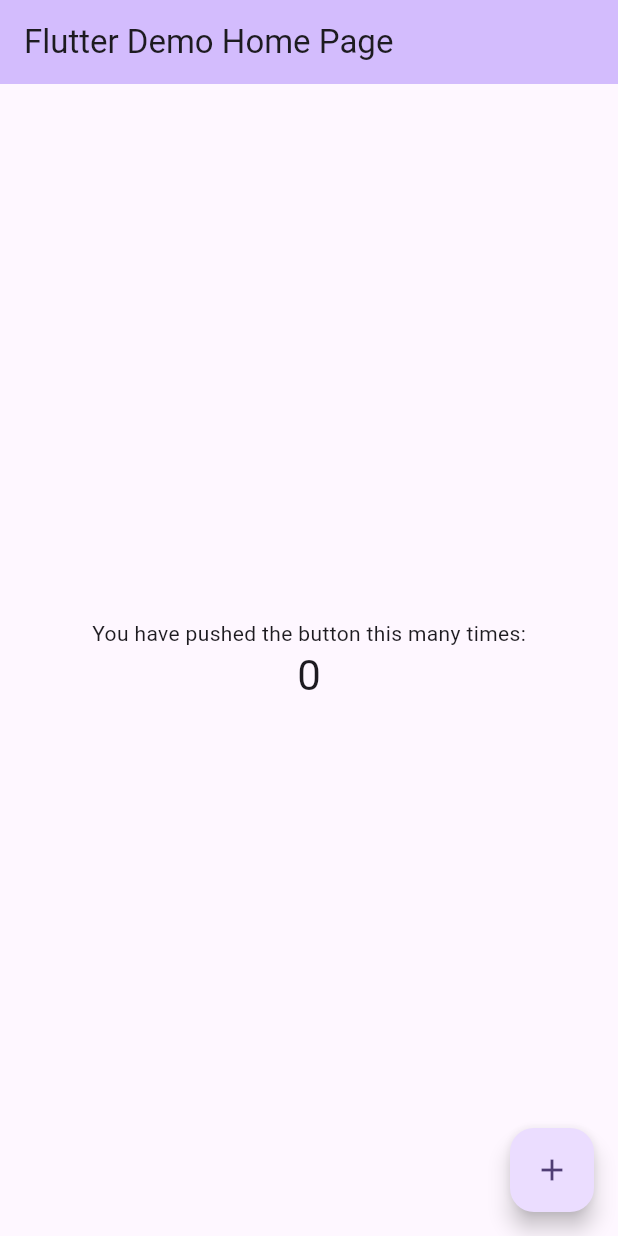
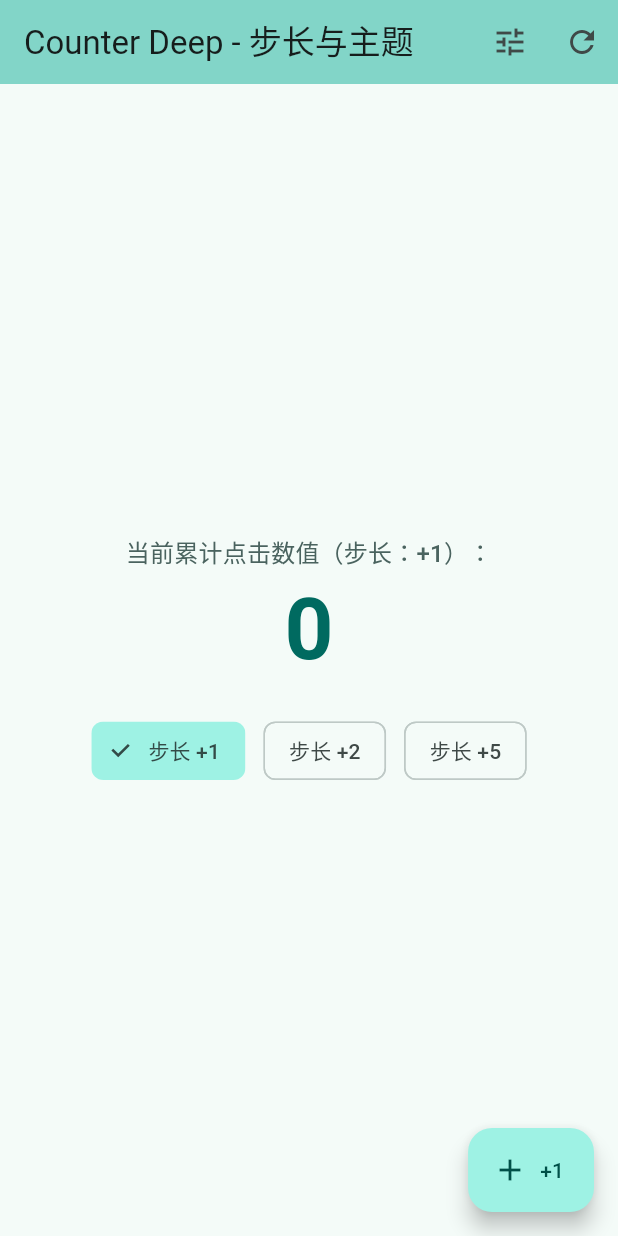
Before and after one commit to zzsycloud/MobileSoftware-Development, a Flutter app: the screen it shows after launch, on a phone screen of 412 x 824 dp. Run offline on Flutter 3.47's test engine with Material 3 defaults, Android fonts, the phone set to English and light mode, and no system bars.

Commit message:
feat: step control & teal theme

```diff
--- a/lecture5/counter_deep/lib/main.dart
+++ b/lecture5/counter_deep/lib/main.dart
@@ -4,48 +4,27 @@ void main() {
   runApp(const MyApp());
 }
 
+/// 根组件：StatelessWidget
 class MyApp extends StatelessWidget {
   const MyApp({super.key});
 
-  // This widget is the root of your application.
   @override
   Widget build(BuildContext context) {
     return MaterialApp(
-      title: 'Flutter Demo',
+      title: 'Counter Deep',
+      // 【T2 改造点 1】把主题色从默认色改为 teal 种子色
       theme: ThemeData(
-        // This is the theme of your application.
-        //
-        // TRY THIS: Try running your application with "flutter run". You'll see
-        // the application has a purple toolbar. Then, without quitting the app,
-        // try changing the seedColor in the colorScheme below to Colors.green
-        // and then invoke "hot reload" (save your changes or press the "hot
-        // reload" button in a Flutter-supported IDE, or press "r" if you used
-        // the command line to start the app).
-        //
-        // Notice that the counter didn't reset back to zero; the application
-        // state is not lost during the reload. To reset the state, use hot
-        // restart instead.
-        //
-        // This works for code too, not just values: Most code changes can be
-        // tested with just a hot reload.
-        colorScheme: .fromSeed(seedColor: Colors.deepPurple),
+        colorScheme: ColorScheme.fromSeed(seedColor: Colors.teal),
+        useMaterial3: true,
       ),
-      home: const MyHomePage(title: 'Flutter Demo Home Page'),
+      home: const MyHomePage(title: 'Counter Deep - 步长与主题'),
     );
   }
 }
 
+/// 首页组件：StatefulWidget
 class MyHomePage extends StatefulWidget {
   const MyHomePage({super.key, required this.title});
-
-  // This widget is the home page of your application. It is stateful, meaning
-  // that it has a State object (defined below) that contains fields that affect
-  // how it looks.
-
-  // This class is the configuration for the state. It holds the values (in this
-  // case the title) provided by the parent (in this case the App widget) and
-  // used by the build method of the State. Fields in a Widget subclass are
-  // always marked "final".
 
   final String title;
 
@@ -54,68 +33,134 @@ class MyHomePage extends StatefulWidget {
 }
 
 class _MyHomePageState extends State<MyHomePage> {
-  int _counter = 0;
+  int _counter = 0; // 计数值状态
+  int _step = 1;    // 【T2 改造点 2】步长状态（支持 1 / 2 / 5）
 
+  /// 点击 FAB 按当前步长累加
   void _incrementCounter() {
     setState(() {
-      // This call to setState tells the Flutter framework that something has
-      // changed in this State, which causes it to rerun the build method below
-      // so that the display can reflect the updated values. If we changed
-      // _counter without calling setState(), then the build method would not be
-      // called again, and so nothing would appear to happen.
-      _counter++;
+      _counter += _step;
     });
+  }
+
+  /// 重置计数
+  void _resetCounter() {
+    setState(() {
+      _counter = 0;
+    });
+  }
+
+  /// 【T2 改造点 3】底部弹层选择步长（1 / 2 / 5）
+  void _showStepSelector() {
+    showModalBottomSheet(
+      context: context,
+      builder: (BuildContext ctx) {
+        return SafeArea(
+          child: Column(
+            mainAxisSize: MainAxisSize.min,
+            children: [
+              const Padding(
+                padding: EdgeInsets.all(16.0),
+                child: Text(
+                  '选择计数步长',
+                  style: TextStyle(fontSize: 18, fontWeight: FontWeight.bold),
+                ),
+              ),
+              ...[1, 2, 5].map((stepValue) {
+                return ListTile(
+                  leading: Icon(
+                    _step == stepValue
+                        ? Icons.radio_button_checked
+                        : Icons.radio_button_unchecked,
+                    color: Theme.of(context).colorScheme.primary,
+                  ),
+                  title: Text('每次点击 +$stepValue'),
+                  onTap: () {
+                    setState(() {
+                      _step = stepValue;
+                    });
+                    Navigator.pop(ctx);
+                  },
+                );
+              }),
+            ],
+          ),
+        );
+      },
+    );
   }
 
   @override
   Widget build(BuildContext context) {
-    // This method is rerun every time setState is called, for instance as done
-    // by the _incrementCounter method above.
-    //
-    // The Flutter framework has been optimized to make rerunning build methods
-    // fast, so that you can just rebuild anything that needs updating rather
-    // than having to individually change instances of widgets.
+    // 【T2 改造点 4】至少两处调用 Theme.of(context) 获取主题数据
+    // 第 1 处：获取主题配色方案 (ColorScheme)
+    final colorScheme = Theme.of(context).colorScheme;
+    // 第 2 处：获取主题文本样式 (TextTheme)
+    final textTheme = Theme.of(context).textTheme;
+
     return Scaffold(
       appBar: AppBar(
-        // TRY THIS: Try changing the color here to a specific color (to
-        // Colors.amber, perhaps?) and trigger a hot reload to see the AppBar
-        // change color while the other colors stay the same.
-        backgroundColor: Theme.of(context).colorScheme.inversePrimary,
-        // Here we take the value from the MyHomePage object that was created by
-        // the App.build method, and use it to set our appbar title.
+        backgroundColor: colorScheme.inversePrimary,
         title: Text(widget.title),
+        actions: [
+          IconButton(
+            icon: const Icon(Icons.tune),
+            tooltip: '弹层选择步长',
+            onPressed: _showStepSelector,
+          ),
+          IconButton(
+            icon: const Icon(Icons.refresh),
+            tooltip: '重置计数',
+            onPressed: _resetCounter,
+          ),
+        ],
       ),
       body: Center(
-        // Center is a layout widget. It takes a single child and positions it
-        // in the middle of the parent.
-        child: Column(
-          // Column is also a layout widget. It takes a list of children and
-          // arranges them vertically. By default, it sizes itself to fit its
-          // children horizontally, and tries to be as tall as its parent.
-          //
-          // Column has various properties to control how it sizes itself and
-          // how it positions its children. Here we use mainAxisAlignment to
-          // center the children vertically; the main axis here is the vertical
-          // axis because Columns are vertical (the cross axis would be
-          // horizontal).
-          //
-          // TRY THIS: Invoke "debug painting" (choose the "Toggle Debug Paint"
-          // action in the IDE, or press "p" in the console), to see the
-          // wireframe for each widget.
-          mainAxisAlignment: .center,
-          children: [
-            const Text('You have pushed the button this many times:'),
-            Text(
-              '$_counter',
-              style: Theme.of(context).textTheme.headlineMedium,
-            ),
-          ],
+        child: Padding(
+          padding: const EdgeInsets.all(24.0),
+          child: Column(
+            mainAxisAlignment: MainAxisAlignment.center,
+            children: <Widget>[
+              Text(
+                '当前累计点击数值（步长：+$_step）：',
+                style: textTheme.titleMedium?.copyWith(
+                  color: colorScheme.secondary,
+                ),
+              ),
+              const SizedBox(height: 8),
+              Text(
+                '$_counter',
+                style: textTheme.displayLarge?.copyWith(
+                  color: colorScheme.primary,
+                  fontWeight: FontWeight.bold,
+                ),
+              ),
+              const SizedBox(height: 24),
+              // 页面快捷步长切换按钮组（1 / 2 / 5）
+              Wrap(
+                spacing: 12,
+                children: [1, 2, 5].map((stepValue) {
+                  return ChoiceChip(
+                    label: Text('步长 +$stepValue'),
+                    selected: _step == stepValue,
+                    selectedColor: colorScheme.primaryContainer,
+                    onSelected: (_) {
+                      setState(() {
+                        _step = stepValue;
+                      });
+                    },
+                  );
+                }).toList(),
+              ),
+            ],
+          ),
         ),
       ),
-      floatingActionButton: FloatingActionButton(
+      floatingActionButton: FloatingActionButton.extended(
         onPressed: _incrementCounter,
-        tooltip: 'Increment',
-        child: const Icon(Icons.add),
+        tooltip: '增加 $_step',
+        icon: const Icon(Icons.add),
+        label: Text('+$_step'),
       ),
     );
   }
```
